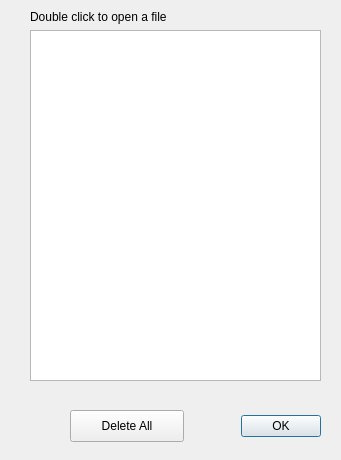
janelia-flyem/NeuTu, file neurolabi/gui/autosaveswclistdialog.ui: the form before one commit.
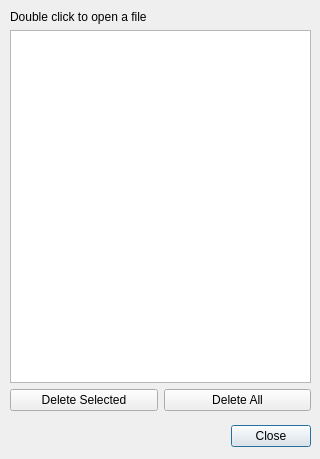
The form after the commit.

Commit message: autosave delete selected

The edit to the form file:
```diff
--- a/neurolabi/gui/autosaveswclistdialog.ui
+++ b/neurolabi/gui/autosaveswclistdialog.ui
@@ -6,8 +6,8 @@
    <rect>
     <x>0</x>
     <y>0</y>
-    <width>341</width>
-    <height>460</height>
+    <width>320</width>
+    <height>459</height>
    </rect>
   </property>
   <property name="windowTitle">
@@ -16,8 +16,8 @@
   <widget class="QDialogButtonBox" name="buttonBox">
    <property name="geometry">
     <rect>
-     <x>230</x>
-     <y>410</y>
+     <x>220</x>
+     <y>420</y>
      <width>91</width>
      <height>32</height>
     </rect>
@@ -26,31 +26,20 @@
     <enum>Qt::Horizontal</enum>
    </property>
    <property name="standardButtons">
-    <set>QDialogButtonBox::Ok</set>
-   </property>
-  </widget>
-  <widget class="QPushButton" name="pushButton">
-   <property name="geometry">
-    <rect>
-     <x>70</x>
-     <y>410</y>
-     <width>114</width>
-     <height>32</height>
-    </rect>
-   </property>
-   <property name="text">
-    <string>Delete All</string>
+    <set>QDialogButtonBox::Close</set>
    </property>
   </widget>
   <widget class="QWidget" name="">
    <property name="geometry">
     <rect>
-     <x>30</x>
+     <x>10</x>
      <y>10</y>
-     <width>291</width>
-     <height>371</height>
+     <width>301</width>
+     <height>401</height>
     </rect>
    </property>
+   <layout class="QVBoxLayout" name="verticalLayout_2">
+    <item>
    <layout class="QVBoxLayout" name="verticalLayout">
     <item>
      <widget class="QLabel" name="label">
@@ -61,6 +50,26 @@
     </item>
     <item>
      <widget class="QListView" name="listView"/>
+      </item>
+     </layout>
+    </item>
+    <item>
+     <layout class="QHBoxLayout" name="horizontalLayout">
+      <item>
+       <widget class="QPushButton" name="deleteSelectedPushButton">
+        <property name="text">
+         <string>Delete Selected</string>
+        </property>
+       </widget>
+      </item>
+      <item>
+       <widget class="QPushButton" name="pushButton">
+        <property name="text">
+         <string>Delete All</string>
+        </property>
+       </widget>
+      </item>
+     </layout>
     </item>
    </layout>
   </widget>
```
Lines whose indentation alone changed are shown as unchanged. The commit also changes 15 other files.
